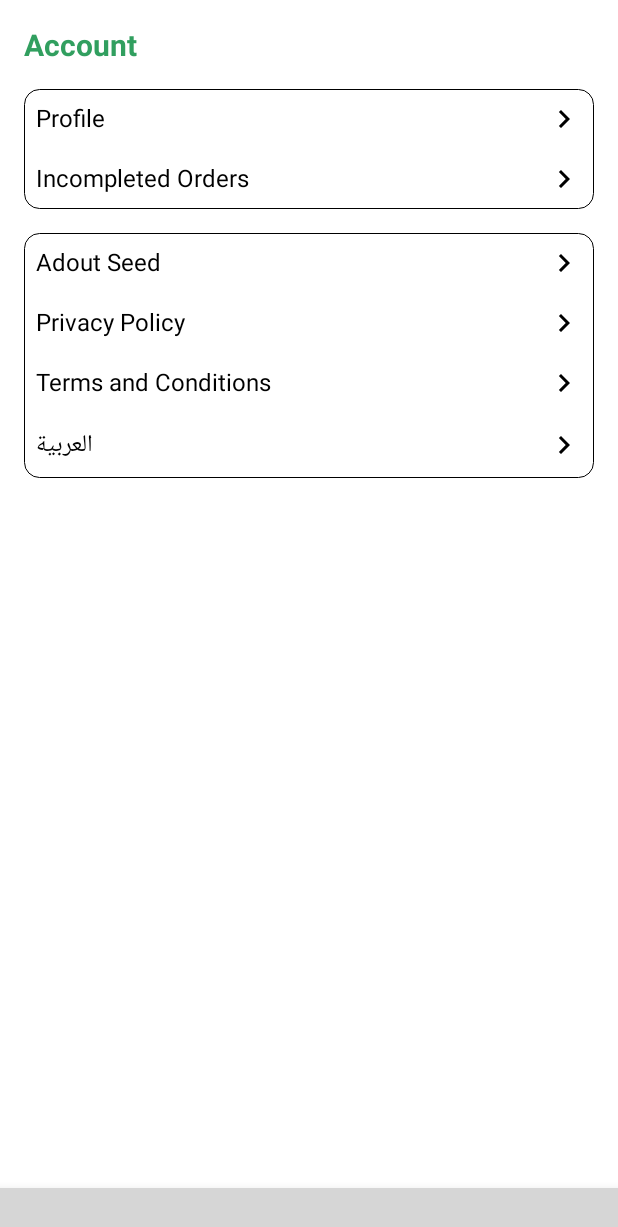
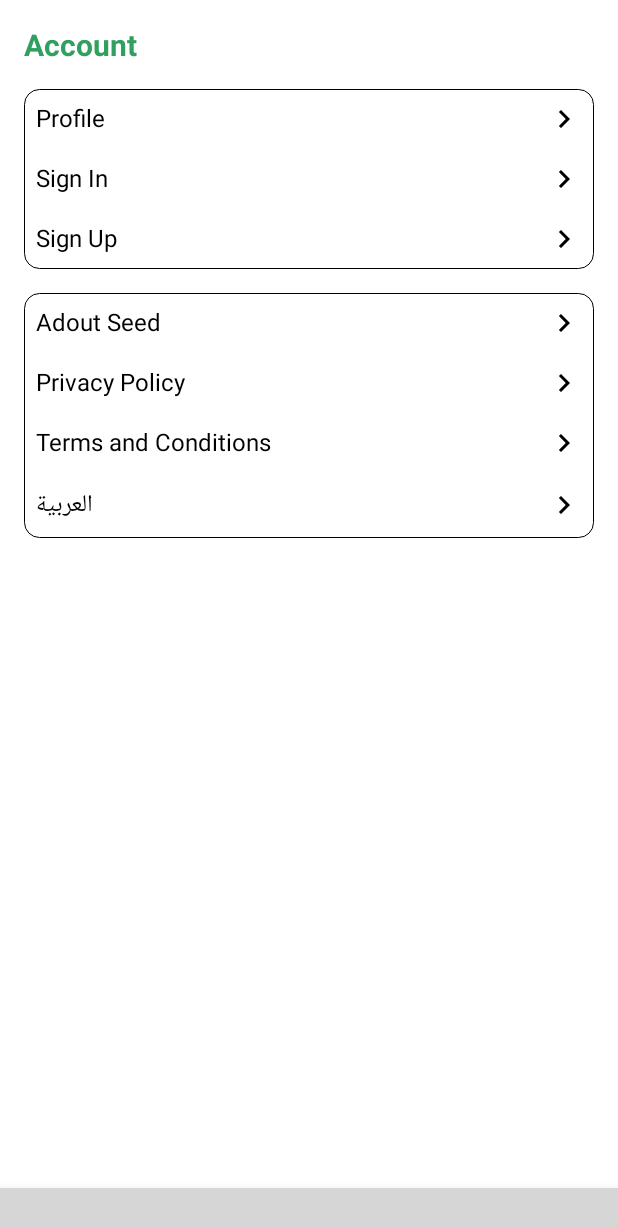
Before and after one commit to osama3646/Seeds, an Android app: the fragment Account placed in its activity, on a phone screen of 412 x 824 dp. Shown: the top 1227 px of the screen. Run offline under Robolectric (Android 15) with nearby library versions, the phone set to English and light mode, and no system bars; our stand-ins replace Firebase (no records; nobody signed in at launch, a user with empty details on screens opened directly); libraries missing offline, so code that uses them is left out: com.ismaeldivita.chipnavigation; plain views replace ChipNavigationBar; 4 statements that could not run were skipped; grey boxes are pictures that could not be loaded.

Commit message:
2022-12-29 11:26

```diff
--- a/app/src/main/java/com/aos/seed/Model/Customer.java
+++ b/app/src/main/java/com/aos/seed/Model/Customer.java
@@ -68,11 +68,12 @@ public class Customer {
                     @Override
                     public void onComplete(@NonNull Task<AuthResult> task) {
                         if (task.isSuccessful()) {
-                            //FirebaseUser user = mAuth.getCurrentUser();
+                            FirebaseUser user = mAuth.getCurrentUser();
                             //updateUI(user);
+                            Log.w(TAG, "signInWithEmail:SU", task.getException());
                         } else {
                             // If sign in fails, display a message to the user.
-                            //Log.w(TAG, "signInWithEmail:failure", task.getException());
+                            Log.w(TAG, "signInWithEmail:failure", task.getException());
 
                         }
                     }
--- a/app/src/main/java/com/aos/seed/Ui/Account.java
+++ b/app/src/main/java/com/aos/seed/Ui/Account.java
@@ -11,31 +11,39 @@ import android.widget.FrameLayout;
 import android.widget.TextView;
 
 import com.aos.seed.R;
+import com.aos.seed.databinding.FragmentAccountBinding;
 
 public class Account extends Fragment {
 
-    TextView productDetail, addProduct;
+    FragmentAccountBinding binding;
 
     @Override
     public View onCreateView(LayoutInflater inflater, ViewGroup container, Bundle savedInstanceState) {
-        View root = inflater.inflate(R.layout.fragment_account, container, false);
 
-        productDetail = root.findViewById(R.id.productDetail1);
-        addProduct = root.findViewById(R.id.addProduct);
+          binding = FragmentAccountBinding.inflate(inflater,container,false);
 
-        productDetail.setOnClickListener(new View.OnClickListener() {
+
+        binding.productDetail1.setOnClickListener(new View.OnClickListener() {
             @Override
             public void onClick(View view) {
                 getFragmentManager().beginTransaction().replace(R.id.frameLayout, new product_detail()).commit();
             }
         });
-        addProduct.setOnClickListener(new View.OnClickListener() {
+        binding.addProduct.setOnClickListener(new View.OnClickListener() {
             @Override
             public void onClick(View view) {
                 getFragmentManager().beginTransaction().replace(R.id.frameLayout, new AddProduct()).commit();
             }
         });
 
-        return root;
+        binding.signIp.setOnClickListener(new View.OnClickListener() {
+            @Override
+            public void onClick(View view) {
+                getFragmentManager().beginTransaction().replace(R.id.frameLayout, new Sign_in()).commit();
+
+            }
+        });
+
+        return binding.getRoot();
     }
 }
--- a/app/src/main/java/com/aos/seed/Ui/Store.java
+++ b/app/src/main/java/com/aos/seed/Ui/Store.java
@@ -5,6 +5,7 @@ import android.content.SharedPreferences;
 import android.os.Build;
 import android.os.Bundle;
 
+import androidx.annotation.NonNull;
 import androidx.fragment.app.Fragment;
 import androidx.fragment.app.FragmentManager;
 import androidx.recyclerview.widget.DefaultItemAnimator;
@@ -16,10 +17,16 @@ import android.view.LayoutInflater;
 import android.view.View;
 import android.view.ViewGroup;
 import android.widget.Button;
+import android.widget.ImageView;
 
 import com.aos.seed.Adapter.StoreRecyclerView;
 import com.aos.seed.Model.Product;
 import com.aos.seed.R;
+import com.google.android.gms.tasks.OnCompleteListener;
+import com.google.android.gms.tasks.Task;
+import com.google.firebase.firestore.FirebaseFirestore;
+import com.google.firebase.firestore.QueryDocumentSnapshot;
+import com.google.firebase.firestore.QuerySnapshot;
 
 import java.util.ArrayList;
 import java.util.List;
@@ -32,16 +39,18 @@ public class Store extends Fragment {
     SharedPreferences shared;
     int layoutCase;
     String lorem;
-    Button lcc;
+    ImageView layoutState;
+    FirebaseFirestore db;
 
     @Override
     public View onCreateView(LayoutInflater inflater, ViewGroup container, Bundle savedInstanceState) {
         View root = inflater.inflate(R.layout.fragment_store, container, false);
 
         lorem = "Lorem.";
-//        lcc = root.findViewById(R.id.button);
+        layoutState = root.findViewById(R.id.layoutState);
         storeRecyclerView = root.findViewById(R.id.storeRecyclerView);
         dataHolder = new ArrayList<>();
+        db = FirebaseFirestore.getInstance();
         shared = getContext().getSharedPreferences("storeRecyclerLayout", Context.MODE_PRIVATE);
         if (shared.contains("case")){
             layoutCase = shared.getInt("case",1);
@@ -58,19 +67,19 @@ public class Store extends Fragment {
             gridLayout();
         }
 
-//        lcc.setOnClickListener(new View.OnClickListener() {
-//            @Override
-//            public void onClick(View view) {
-//                SharedPreferences.Editor editor = shared.edit();
-//                if (layoutCase == 1){
-//                    editor.putInt("case", 2);
-//                }else {
-//                    editor.putInt("case", 1);
-//                }
-//                editor.commit();
-//                refresh();
-//            }
-//        });
+        layoutState.setOnClickListener(new View.OnClickListener() {
+            @Override
+            public void onClick(View view) {
+                SharedPreferences.Editor editor = shared.edit();
+                if (layoutCase == 1){
+                    editor.putInt("case", 2);
+                }else {
+                    editor.putInt("case", 1);
+                }
+                editor.commit();
+                refresh();
+            }
+        });
 
         return root;
     }
@@ -79,23 +88,41 @@ public class Store extends Fragment {
     private void linearLayout() {
         storeRecyclerView.setLayoutManager(new LinearLayoutManager(getContext()));
         storeRecyclerView.setItemAnimator(new DefaultItemAnimator());
-        for (int i=0;i<5;i++){
-            Product product = new Product("Flower", lorem, 3.50f, 6, "seed");
+        db.collection("Products").get().addOnCompleteListener(new OnCompleteListener<QuerySnapshot>() {
+            @Override
+            public void onComplete(@NonNull Task<QuerySnapshot> task) {
+                if (task.isSuccessful()){
+                    for (QueryDocumentSnapshot document : task.getResult()){
+                        Product product = new Product(document.get("name").toString(),document.get("description").toString(),
+                                Float.parseFloat(document.get("price").toString()),Integer.parseInt(document.get("stock").toString()),
+                                document.get("category").toString());
                         dataHolder.add(product);
                     }
                     storeAdapter = new StoreRecyclerView(dataHolder, getContext());
                     storeRecyclerView.setAdapter(storeAdapter);
                 }
+            }
+        });
+    }
 
     private void gridLayout() {
         storeRecyclerView.setLayoutManager(new GridLayoutManager(getContext(),2));
         storeRecyclerView.setItemAnimator(new DefaultItemAnimator());
-        for (int i=0;i<5;i++){
-            Product product = new Product("Flower", lorem, 3.50f, 6, "seed");
+        db.collection("Products").get().addOnCompleteListener(new OnCompleteListener<QuerySnapshot>() {
+            @Override
+            public void onComplete(@NonNull Task<QuerySnapshot> task) {
+                if (task.isSuccessful()){
+                    for (QueryDocumentSnapshot document : task.getResult()){
+                        Product product = new Product(document.get("name").toString(),document.get("description").toString(),
+                                Float.parseFloat(document.get("price").toString()),Integer.parseInt(document.get("stock").toString()),
+                                document.get("category").toString());
                         dataHolder.add(product);
                     }
                     storeAdapter = new StoreRecyclerView(dataHolder, getContext());
                     storeRecyclerView.setAdapter(storeAdapter);
+                }
+            }
+        });
     }
 
     private void refresh(){
--- a/app/src/main/res/layout/fragment_account.xml
+++ b/app/src/main/res/layout/fragment_account.xml
@@ -44,15 +44,26 @@
                 android:layout_margin="8dp"
                 android:drawableEnd="@drawable/ic_next"
                 />
+
             <TextView
+                android:id="@+id/signIp"
                 android:layout_width="match_parent"
                 android:layout_height="wrap_content"
-                android:text="Incompleted Orders"
-                android:textColor="#000000"
-                android:textSize="16dp"
                 android:layout_margin="8dp"
                 android:drawableEnd="@drawable/ic_next"
-                />
+                android:text="@string/sign_in"
+                android:textColor="#000000"
+                android:textSize="16dp" />
+
+            <TextView
+                android:id="@+id/signUp"
+                android:layout_width="match_parent"
+                android:layout_height="wrap_content"
+                android:layout_margin="8dp"
+                android:drawableEnd="@drawable/ic_next"
+                android:text="@string/sign_up"
+                android:textColor="#000000"
+                android:textSize="16dp" />
 
         </LinearLayout>
 
--- a/app/src/main/res/layout/fragment_profile.xml
+++ b/app/src/main/res/layout/fragment_profile.xml
@@ -5,7 +5,7 @@
     android:layout_width="match_parent"
     android:layout_height="match_parent"
     android:orientation="vertical"
-    tools:context=".Ui.Account" >
+    tools:context=".Ui.Profile" >
     <TextView
         android:drawableStart="@drawable/ic_back"
         android:layout_width="match_parent"
@@ -87,7 +87,7 @@
         android:layout_margin="16dp"
         >
     <Button
-        android:id="@+id/button2"
+        android:id="@+id/signIn"
         android:layout_width="match_parent"
         android:layout_height="60dp"
         android:text="Save"
--- a/app/src/main/res/layout/fragment_sign__up.xml
+++ b/app/src/main/res/layout/fragment_sign__up.xml
@@ -121,7 +121,7 @@
             </com.google.android.material.textfield.TextInputLayout>
 
             <Button
-                android:id="@+id/button2"
+                android:id="@+id/signIn"
                 android:layout_width="match_parent"
                 android:layout_height="60dp"
                 android:layout_gravity="center"
--- a/app/src/main/res/layout/fragment_sign_in.xml
+++ b/app/src/main/res/layout/fragment_sign_in.xml
@@ -91,7 +91,7 @@
             </LinearLayout>
 
             <Button
-                android:id="@+id/button2"
+                android:id="@+id/signIn"
                 android:layout_width="match_parent"
                 android:layout_height="60dp"
                 android:layout_gravity="center"
--- a/app/src/main/res/layout/product_card_model_1.xml
+++ b/app/src/main/res/layout/product_card_model_1.xml
@@ -48,6 +48,7 @@
                 android:padding="10dp">
 
                 <TextView
+                    android:id="@+id/productName"
                     android:layout_width="wrap_content"
                     android:layout_height="wrap_content"
                     android:text="Product Name"
@@ -56,6 +57,7 @@
                     android:textStyle="bold" />
 
                 <TextView
+                    android:id="@+id/price"
                     android:layout_width="wrap_content"
                     android:layout_height="wrap_content"
                     android:text="$3.64"
--- a/app/src/main/res/layout/product_card_model_2.xml
+++ b/app/src/main/res/layout/product_card_model_2.xml
@@ -44,6 +44,7 @@
                 android:padding="10dp">
 
                 <TextView
+                    android:id="@+id/productName"
                     android:layout_width="wrap_content"
                     android:layout_height="wrap_content"
                     android:text="Product Name"
@@ -53,6 +54,7 @@
 
 
                 <TextView
+                    android:id="@+id/price"
                     android:layout_width="wrap_content"
                     android:layout_height="wrap_content"
                     android:text="$3.64"
--- a/app/src/main/res/layout/signin_test.xml
+++ /dev/null
@@ -1,6 +0,0 @@
-<?xml version="1.0" encoding="utf-8"?>
-<androidx.constraintlayout.widget.ConstraintLayout xmlns:android="http://schemas.android.com/apk/res/android"
-    android:layout_width="match_parent"
-    android:layout_height="match_parent">
-
-</androidx.constraintlayout.widget.ConstraintLayout>
```
Also changed, not shown: app/src/main/java/com/aos/seed/Adapter/StoreRecyclerView.java (+10 -13 lines), app/src/main/java/com/aos/seed/Ui/Profile.java (added, +39 -0 lines), app/src/main/java/com/aos/seed/Ui/Sign_in.java (+18 -6 lines), app/src/main/res/layout/fragment_store.xml (+1 -15 lines). Lines whose indentation alone changed are shown as unchanged.
